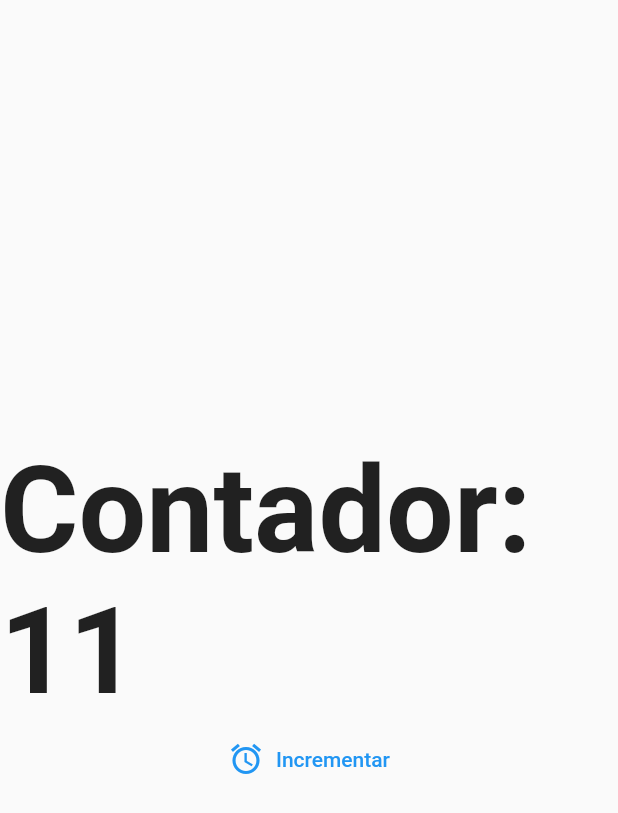
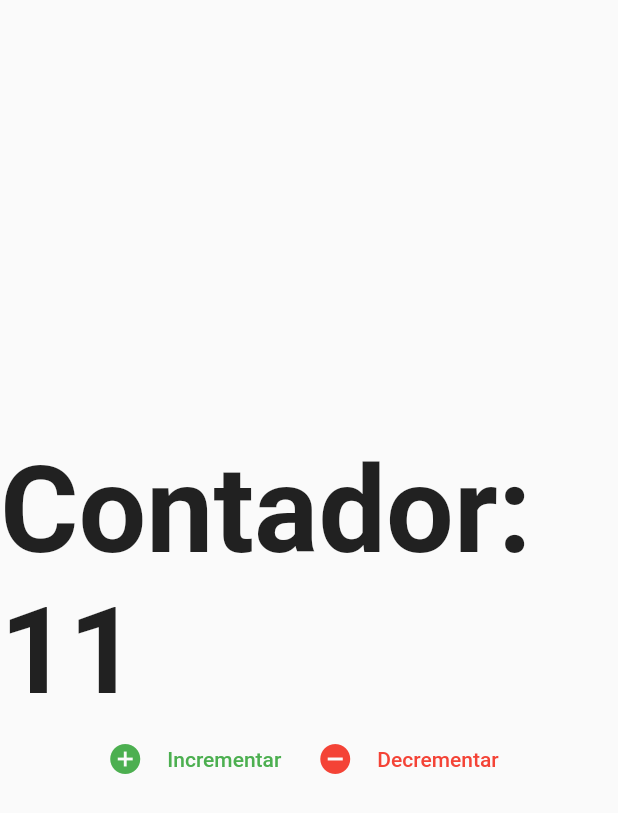
Before and after one commit to Jhonsebas77/udemy-flutter-web-basics, a Flutter app: the screen it shows after launch, after a tap on "Incrementar", on a phone screen of 412 x 824 dp. Shown: the top 813 px of the screen. Run offline on Flutter 3.47's test engine with Material 2 defaults, Android fonts, the phone set to English and light mode, and no system bars.

Commit message:
Add custom widget and reutilize

```diff
--- a/lib/ui/pages/counter_page.dart
+++ b/lib/ui/pages/counter_page.dart
@@ -1,4 +1,5 @@
 import 'package:flutter/material.dart';
+import 'package:flutter_web_basics/ui/shared/custom_flat_button.dart';
 
 class CounterPage extends StatefulWidget {
   const CounterPage({Key? key}) : super(key: key);
@@ -22,19 +23,26 @@ class _CounterPageState extends State<CounterPage> {
               fontWeight: FontWeight.bold,
             ),
           ),
-          TextButton.icon(
-            onPressed: () {
-              setState(() {
-                _counter++;
-              });
-            },
-            icon: Icon(
-              Icons.access_alarm,
-            ),
-            label: Text(
-              'Incrementar',
-            ),
-          )
+          Row(
+            mainAxisAlignment: MainAxisAlignment.center,
+            children: [
+              CustomFlatButton(
+                text: 'Incrementar',
+                onPressed: () => setState(
+                  () => _counter++,
+                ),
+                icon: Icons.add_circle,
+                color: Colors.green,
+              ),
+              CustomFlatButton(
+                text: 'Decrementar',
+                onPressed: () => setState(
+                  () => _counter--,
+                ),
+                icon: Icons.remove_circle,
+              ),
+            ],
+          ),
         ],
       ),
     );
--- /dev/null
+++ b/lib/ui/shared/custom_flat_button.dart
@@ -0,0 +1,35 @@
+import 'package:flutter/material.dart';
+
+class CustomFlatButton extends StatelessWidget {
+  final String text;
+  final Color color;
+  final IconData icon;
+  final Function onPressed;
+
+  const CustomFlatButton({
+    Key? key,
+    required this.text,
+    required this.onPressed,
+    required this.icon,
+    this.color = Colors.red,
+  }) : super(key: key);
+
+  @override
+  Widget build(BuildContext context) {
+    return TextButton.icon(
+      style: TextButton.styleFrom(
+        primary: color,
+      ),
+      onPressed: () => onPressed(),
+      icon: Icon(
+        icon,
+      ),
+      label: Padding(
+        padding: const EdgeInsets.all(8.0),
+        child: Text(
+          text,
+        ),
+      ),
+    );
+  }
+}
```
